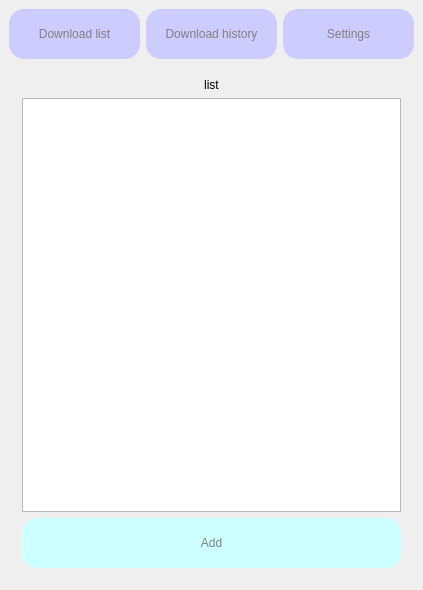
This is mainwindow.ui in thenaserov/simploader as Qt 5 draws it before an edit. The edited form follows.
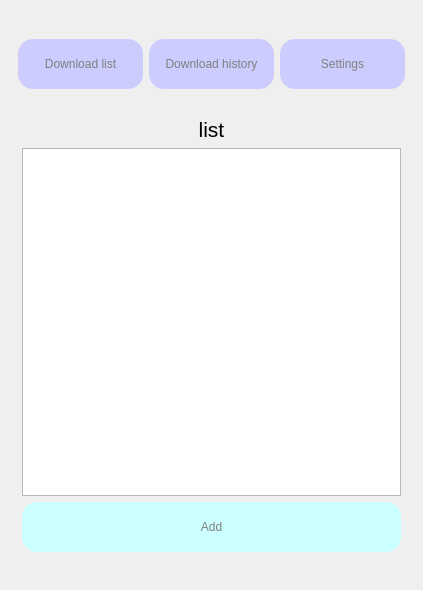
This is the edited form. The open tabs and pages were chosen to show the change.

Commit message: [FIX] ui made better

```diff
--- a/mainwindow.ui
+++ b/mainwindow.ui
@@ -15,61 +15,7 @@
   </property>
   <widget class="QWidget" name="centralwidget">
    <layout class="QGridLayout" name="gridLayout">
-    <item row="0" column="0">
-     <widget class="QPushButton" name="pbDownloadList">
-      <property name="minimumSize">
-       <size>
-        <width>100</width>
-        <height>50</height>
-       </size>
-      </property>
-      <property name="styleSheet">
-       <string notr="true">border-radius: 15px;
-color:grey;
-background-color:#ccccff;</string>
-      </property>
-      <property name="text">
-       <string>Download list</string>
-      </property>
-     </widget>
-    </item>
-    <item row="0" column="1">
-     <widget class="QPushButton" name="pbDownloadHistory">
-      <property name="minimumSize">
-       <size>
-        <width>100</width>
-        <height>50</height>
-       </size>
-      </property>
-      <property name="styleSheet">
-       <string notr="true">border-radius: 15px;
-color:grey;
-background-color:#ccccff;</string>
-      </property>
-      <property name="text">
-       <string>Download history</string>
-      </property>
-     </widget>
-    </item>
-    <item row="0" column="2">
-     <widget class="QPushButton" name="pbSettings">
-      <property name="minimumSize">
-       <size>
-        <width>100</width>
-        <height>50</height>
-       </size>
-      </property>
-      <property name="styleSheet">
-       <string notr="true">border-radius: 15px;
-color:grey;
-background-color:#ccccff;</string>
-      </property>
-      <property name="text">
-       <string>Settings</string>
-      </property>
-     </widget>
-    </item>
-    <item row="2" column="0" colspan="3">
+    <item row="3" column="0" colspan="3">
      <widget class="QStackedWidget" name="stackedWidget">
       <property name="currentIndex">
        <number>0</number>
@@ -279,10 +225,15 @@
             <number>4</number>
            </property>
            <property name="bottomMargin">
-            <number>4</number>
+            <number>20</number>
            </property>
            <item>
             <widget class="QLabel" name="label_4">
+             <property name="font">
+              <font>
+               <pointsize>16</pointsize>
+              </font>
+             </property>
              <property name="text">
               <string>list</string>
              </property>
@@ -319,6 +270,69 @@
       </widget>
      </widget>
     </item>
+    <item row="1" column="0" colspan="3">
+     <widget class="QWidget" name="widget_2" native="true">
+      <layout class="QGridLayout" name="gridLayout_7">
+       <property name="topMargin">
+        <number>30</number>
+       </property>
+       <item row="0" column="0">
+        <widget class="QPushButton" name="pbDownloadList">
+         <property name="minimumSize">
+          <size>
+           <width>100</width>
+           <height>50</height>
+          </size>
+         </property>
+         <property name="styleSheet">
+          <string notr="true">border-radius: 15px;
+color:grey;
+background-color:#ccccff;</string>
+         </property>
+         <property name="text">
+          <string>Download list</string>
+         </property>
+        </widget>
+       </item>
+       <item row="0" column="1">
+        <widget class="QPushButton" name="pbDownloadHistory">
+         <property name="minimumSize">
+          <size>
+           <width>100</width>
+           <height>50</height>
+          </size>
+         </property>
+         <property name="styleSheet">
+          <string notr="true">border-radius: 15px;
+color:grey;
+background-color:#ccccff;</string>
+         </property>
+         <property name="text">
+          <string>Download history</string>
+         </property>
+        </widget>
+       </item>
+       <item row="0" column="2">
+        <widget class="QPushButton" name="pbSettings">
+         <property name="minimumSize">
+          <size>
+           <width>100</width>
+           <height>50</height>
+          </size>
+         </property>
+         <property name="styleSheet">
+          <string notr="true">border-radius: 15px;
+color:grey;
+background-color:#ccccff;</string>
+         </property>
+         <property name="text">
+          <string>Settings</string>
+         </property>
+        </widget>
+       </item>
+      </layout>
+     </widget>
+    </item>
    </layout>
   </widget>
  </widget>
```
Left out of the diff: 9 changed lines with no effect on the pictures.
